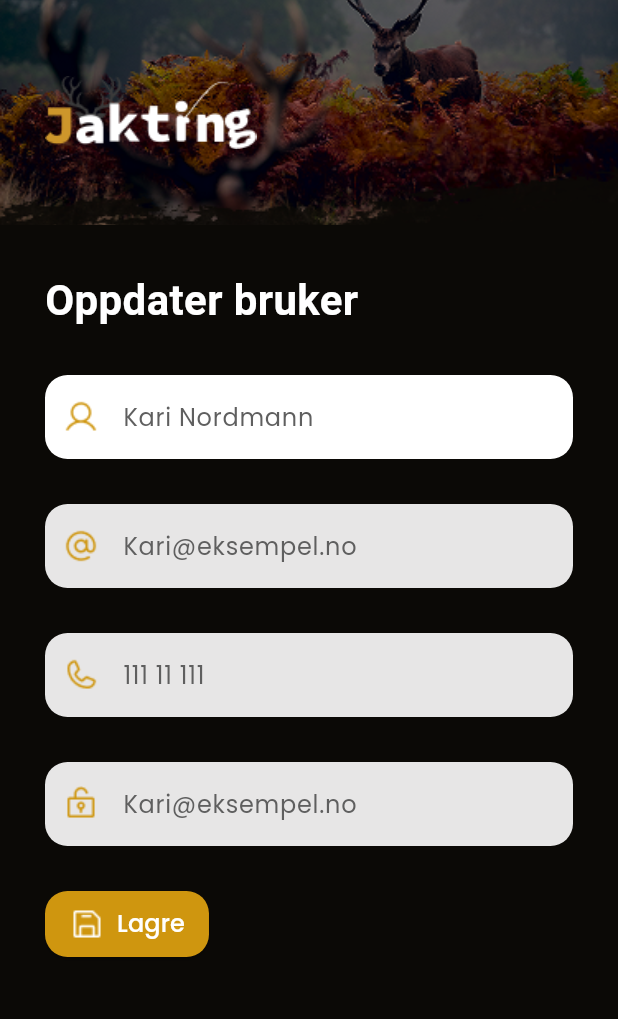
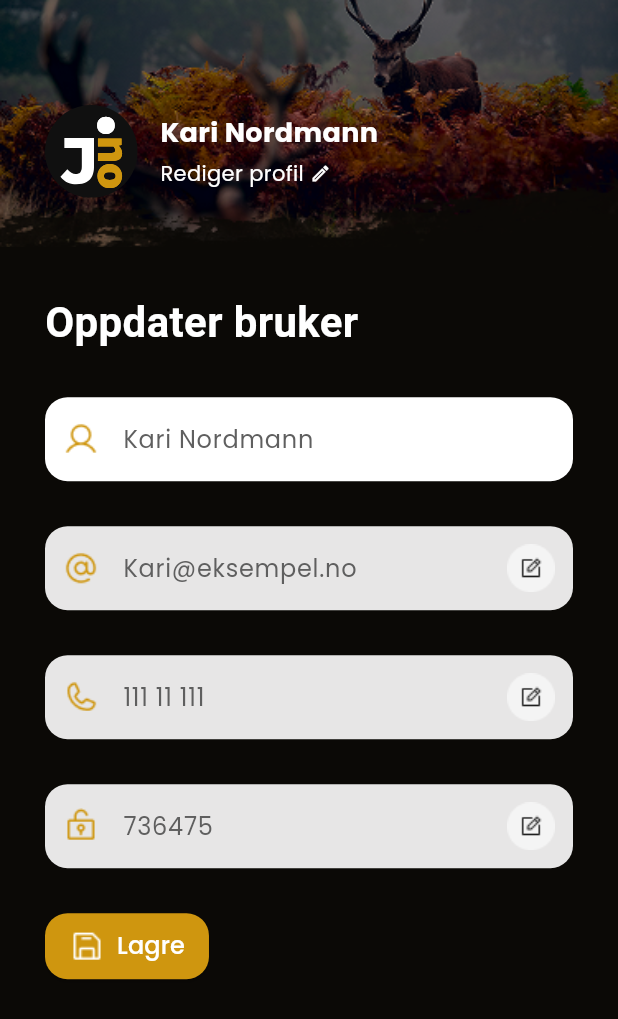
Before and after one commit to jorgthorGH/jakting, a Flutter app: the UpdateUser screen opened directly, on a phone screen of 412 x 824 dp. Shown: the top 1019 px of the screen. Run offline on Flutter 3.47's test engine with Material 3 defaults, Android fonts, the phone set to English and light mode, and no system bars; our stand-ins replace flutter_svg, google_fonts; Roboto replaces fonts that are missing (Aleo).

Commit message:
rediger profil side frontend

```diff
--- a/lib/app.dart
+++ b/lib/app.dart
@@ -1,8 +1,4 @@
 import 'package:flutter/material.dart';
-import 'package:jaktapp/core/utils/auth_wrapper.dart';
-import 'features/auth/presentation/pages/home_page.dart';
-import 'features/auth/presentation/pages/login_page.dart';
-import 'features/auth/presentation/pages/user_home_page.dart';
 import 'package:jaktapp/core/utils/auth_wrapper.dart';
 
 class MainApp extends StatelessWidget {
--- a/lib/core/constants/app_assets.dart
+++ b/lib/core/constants/app_assets.dart
@@ -24,18 +24,5 @@ class AppAssets {
   static const String logoVectorSVG = 'assets/images/logoVector.svg';
   static const String logoSmall = 'assets/images/logoSmall.svg';
   static const String boat = 'assets/images/itemCard_boat.png';
-  static const String iconPerson = 'assets/images/person.png';
-  static const String iconRegistrer = 'assets/images/registrer.png';
-  static const String iconTelefon = 'assets/images/telefon.png';
-  static const String iconLoginScn = 'assets/images/loginIconScnClr.png';
-  static const String iconSuccess = 'assets/images/Group 29.png';
-  static const String iconTrail = 'assets/images/iconTerreng.png';
-  static const String terrengNav = 'assets/images/terrengnav.png';
-  static const String varslerNav = 'assets/images/varslernav.png';
-  static const String minSideNav = 'assets/images/minsidenav.png';
-  static const String merNav = 'assets/images/menynav.png';
-  static const String terrengIkkeValgt = 'assets/images/terrengikkevalgt.png';
-  static const String merIkkeValgt = 'assets/images/merikkevalgt.png';
-  static const String varslerIkkeValgt = 'assets/images/varlser ikke valgt.png';
-  static const String minSideIkkeValgt = 'assets/images/minsideikkevalgt.png';
+  static const String editInput = 'assets/images/editinput.png';
 }
--- a/lib/core/theme/app_colors.dart
+++ b/lib/core/theme/app_colors.dart
@@ -20,7 +20,5 @@ class AppColors {
   static const Color checkColor = Color.fromRGBO(207, 150, 15, 1);
   static const Color suksess = Color.fromRGBO(44, 165, 13, 1);
   static const Color greyWhite = Color.fromRGBO(255, 255, 255, 0.9);
-  static const Color checkColor = Color.fromRGBO(207, 150, 15, 1);
-  static const Color suksess = Color.fromRGBO(44, 165, 13, 1);
-  static const Color greyWhite = Color.fromRGBO(255, 255, 255, 0.9);
+
 }
--- a/lib/core/widgets/custom_text_field.dart
+++ b/lib/core/widgets/custom_text_field.dart
@@ -11,6 +11,7 @@ class CustomTextField extends StatelessWidget {
   final TextEditingController? controller;
   final TextInputType? keyboardType;
   final Color? color;
+  final bool showEditIcon;
 
   const CustomTextField({
     super.key,
@@ -21,8 +22,8 @@ class CustomTextField extends StatelessWidget {
     this.controller,
     this.keyboardType,
     this.color,
+   this.showEditIcon = false,
   });
-
   @override
   Widget build(BuildContext context) {
     return TextField(
@@ -33,29 +34,23 @@ class CustomTextField extends StatelessWidget {
       decoration: InputDecoration(
         filled: true,
         fillColor: color ?? Colors.white,
-        hintText: null, // Remove default hintText
-        label: Row(
-          mainAxisSize: MainAxisSize.min,
-          children: [
-            Text(
-              hintText,
-              style: GoogleFonts.poppins(color: AppColors.hintText),
-            ),
-            if (smallText != null)
-              Text(
-                ' $smallText',
-                style: GoogleFonts.poppins(
-                  color: AppColors.hintText,
-                  fontSize: 10, // Smaller font size
-                ),
-              ),
-          ],
-        ),
+        hintText: smallText != null ? '$hintText $smallText' : hintText,
+        hintStyle: GoogleFonts.poppins(color: AppColors.hintText),
         floatingLabelBehavior: FloatingLabelBehavior.never,
         prefixIcon: Padding(
           padding: const EdgeInsets.all(12),
           child: Image.asset(iconPath, width: 20, height: 20),
         ),
+        suffixIcon: showEditIcon
+            ? Padding(
+                padding: const EdgeInsets.all(12),
+                child: Image.asset(
+                  'assets/images/editinput.png', // Or AppAssets.editInput if you add it there
+                  width: 32,
+                  height: 32,
+                ),
+              )
+            : null,
         border: OutlineInputBorder(
           borderRadius: BorderRadius.circular(15),
           borderSide: BorderSide.none,
--- a/lib/core/widgets/info_card.dart
+++ b/lib/core/widgets/info_card.dart
@@ -1,8 +1,7 @@
 import 'package:flutter/material.dart';
 import 'package:jaktapp/core/theme/app_colors.dart';
 import 'package:google_fonts/google_fonts.dart';
-import '../../../../core/constants/app_assets.dart';
-import '../../../../core/utils/extensions.dart';
+
 
 class InfoCard extends StatelessWidget {
   const InfoCard({super.key});
--- a/lib/core/widgets/item_card.dart
+++ b/lib/core/widgets/item_card.dart
@@ -1,9 +1,7 @@
 import 'package:flutter/material.dart';
-import 'package:flutter_svg/flutter_svg.dart';
+
 import 'package:jaktapp/core/theme/app_colors.dart';
 import 'package:google_fonts/google_fonts.dart';
-import '../../../../core/constants/app_assets.dart';
-import '../../../../core/utils/extensions.dart';
 
 class ItemCard extends StatelessWidget {
   final Image? img;
--- a/lib/features/auth/presentation/pages/update_user.dart
+++ b/lib/features/auth/presentation/pages/update_user.dart
@@ -2,9 +2,11 @@ import 'package:flutter/material.dart';
 import 'package:google_fonts/google_fonts.dart';
 import 'package:jaktapp/core/constants/app_assets.dart';
 import 'package:jaktapp/core/theme/app_colors.dart';
-import 'package:jaktapp/core/widgets/auth_header.dart';
+import 'package:jaktapp/core/utils/extensions.dart';
+
 import 'package:jaktapp/core/widgets/button.dart';
 import 'package:jaktapp/core/widgets/custom_text_field.dart';
+import 'package:jaktapp/core/widgets/profile_header.dart';
 
 class UpdateUser extends StatefulWidget {
   const UpdateUser({super.key});
@@ -24,13 +26,18 @@ class _UpdateUser extends State<UpdateUser> {
 
   @override
   Widget build(BuildContext context) {
+
+    final headerHeight = context.height * 0.20;
     return Scaffold(
       backgroundColor: AppColors.background,
       body: SingleChildScrollView(
         child: Column(
           crossAxisAlignment: CrossAxisAlignment.start,
           children: [
-            const AuthHeader(),
+            ProfileHeader(
+              height: headerHeight,
+              logoBottomOffset: context.height * 0.04,
+            ),
              Padding(
               padding: const EdgeInsets.all(30),
               child: Form(
@@ -47,10 +54,10 @@ class _UpdateUser extends State<UpdateUser> {
                         fontWeight: FontWeight.bold,
                       ),
                     ),
-                    CustomTextField(hintText: "Kari Nordmann", iconPath: AppAssets.iconPerson,  controller: _nameController),
-                    CustomTextField(hintText: "Kari@eksempel.no",iconPath: AppAssets.iconEmail, controller: _emailController,color: AppColors.greyWhite),
-                    CustomTextField(hintText: "111 11 111",iconPath: AppAssets.iconTelefon, controller: _phoneController, color: AppColors.greyWhite),
-                    CustomTextField(hintText: "Kari@eksempel.no",iconPath: AppAssets.iconPassword, controller: _passwordController, color:AppColors.greyWhite),
+                    CustomTextField(hintText: "Kari Nordmann", iconPath: AppAssets.iconPerson,  controller: _nameController,color: AppColors.white,),
+                    CustomTextField(hintText: "Kari@eksempel.no",iconPath: AppAssets.iconEmail, controller: _emailController,color: AppColors.greyWhite, showEditIcon: true),
+                    CustomTextField(hintText: "111 11 111",iconPath: AppAssets.iconTelefon, controller: _phoneController, color: AppColors.greyWhite,showEditIcon: true),
+                    CustomTextField(hintText: "736475",iconPath: AppAssets.iconPassword, controller: _passwordController, color:AppColors.greyWhite, obscureText: true,keyboardType: TextInputType.visiblePassword,showEditIcon: true),
                     CustomButton(text: "Lagre", btnIcon: AppAssets.iconRegistrer, onPressed: () {}, btnColor: AppColors.primaryBtnColor, textColor: AppColors.white)
 
                ],
--- a/lib/features/auth/presentation/pages/user_home_page.dart
+++ b/lib/features/auth/presentation/pages/user_home_page.dart
@@ -1,8 +1,6 @@
 import 'package:flutter/material.dart';
 import 'package:jaktapp/core/constants/app_assets.dart';
-import 'package:jaktapp/core/widgets/bottom_card.dart';
-import 'package:jaktapp/core/widgets/button.dart';
-import 'package:jaktapp/core/widgets/custom_navbar.dart';
+
 import 'package:jaktapp/core/widgets/item_card.dart';
 import 'package:jaktapp/core/widgets/profile_header.dart';
 import 'package:jaktapp/core/widgets/info_card.dart';
--- a/lib/features/home/presentation/pages/main_navigation.dart
+++ b/lib/features/home/presentation/pages/main_navigation.dart
@@ -1,6 +1,7 @@
 import 'package:flutter/material.dart';
 import 'package:jaktapp/core/theme/app_colors.dart';
 import 'package:jaktapp/core/widgets/custom_navbar.dart';
+import 'package:jaktapp/features/auth/presentation/pages/update_user.dart';
 import '../../../auth/presentation/pages/login_page.dart';
 import '../../../auth/presentation/pages/user_home_page.dart';
 
@@ -18,7 +19,7 @@ class _MainNavigationState extends State<MainNavigation> {
   final List<Widget> _pages = [
     const UserHomePage(),
     const LoginPage(),
-    const _PlaceholderPage(title: 'Min Side'),
+    const UpdateUser(),
     const _PlaceholderPage(title: 'Mer'),
   ];
 
```
Also changed, not shown: lib/core/widgets/custom_navbar.dart (+22 -15 lines), assets/images/editinput.png (added).
